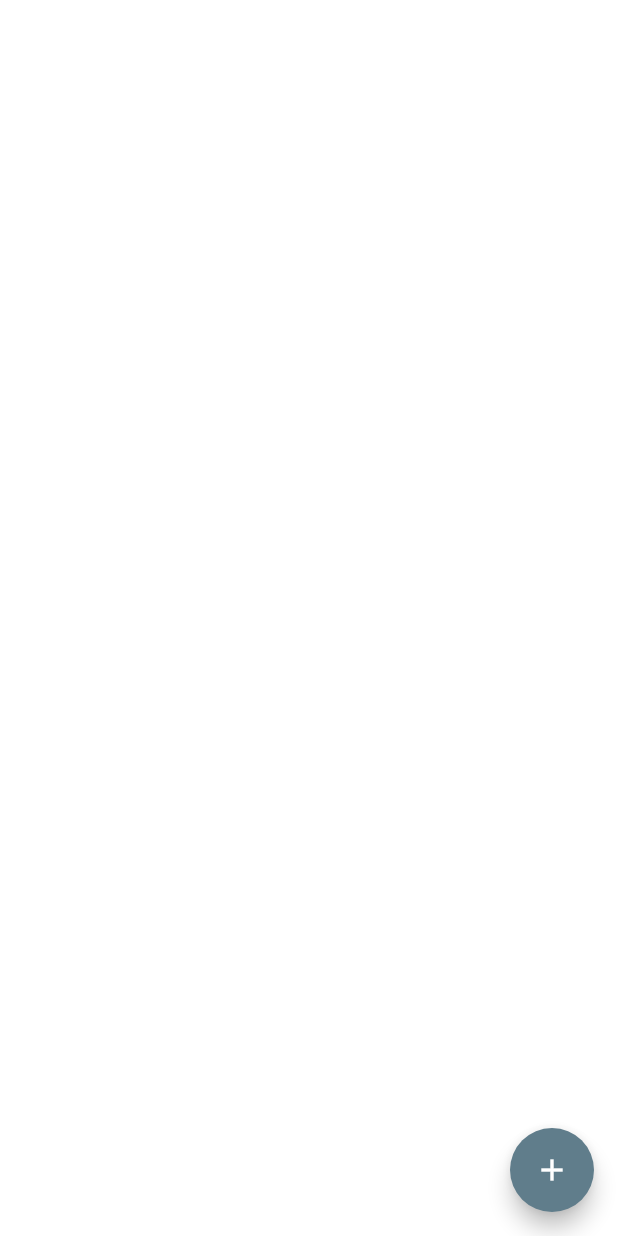
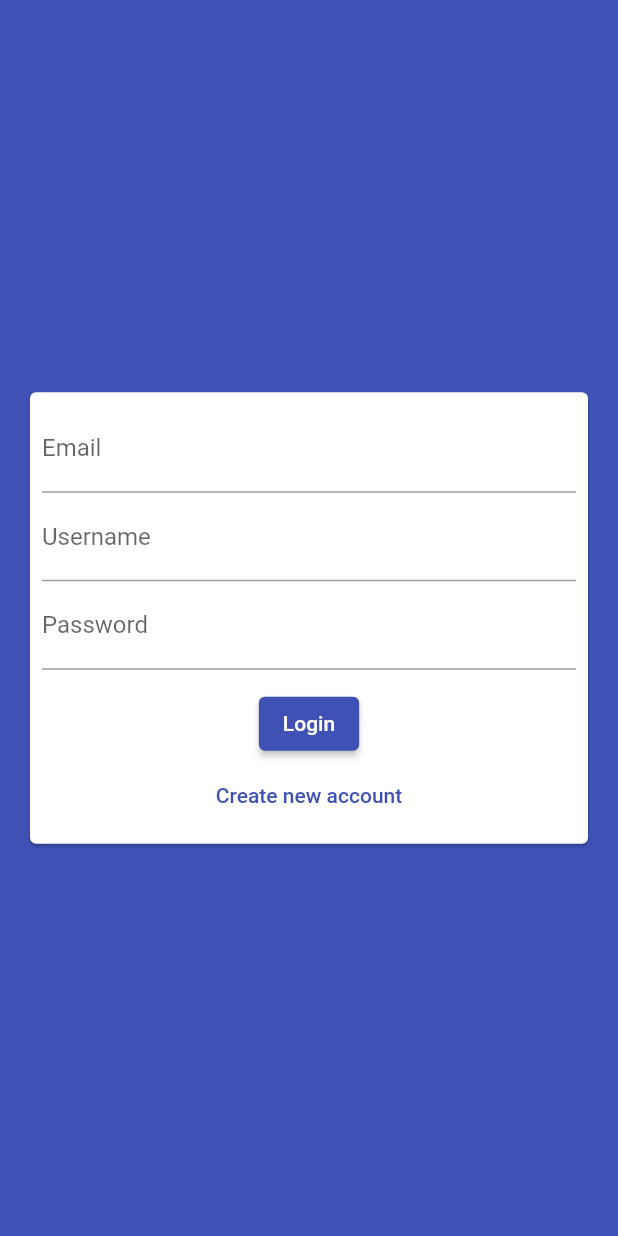
Before and after one commit to Roopaish/Flutter-RoadMap, a Flutter app: the screen it shows after launch, on a phone screen of 412 x 824 dp. Run offline on Flutter 3.47's test engine with Material 2 defaults, Android fonts, the light colour scheme and no system bars; our stand-ins replace cloud_firestore, firebase_core, image_picker, location, shared_preferences, sqflite; accounts and stored records are empty.

Commit message:
Auth screen setup

```diff
--- a/lib/chat/chat.dart
+++ b/lib/chat/chat.dart
@@ -3,6 +3,7 @@
 import 'package:firebase_core/firebase_core.dart';
 
 import 'screens/chat_screen.dart';
+import 'screens/auth_screen.dart';
 
 class ChatApp extends StatelessWidget {
   const ChatApp({Key? key}) : super(key: key);
@@ -14,7 +15,7 @@
     //   // Initialize FlutterFire:
     //   future: _initialization,
     //   builder: (context, appSnapshot) {
-    return ChatScreen();
+    return AuthScreen();
     // },
     // );
   }
--- a/lib/chat/screens/auth_screen.dart
+++ b/lib/chat/screens/auth_screen.dart
@@ -0,0 +1,20 @@
+import 'package:flutter/material.dart';
+
+import '../widgets/auth/auth_form.dart';
+
+class AuthScreen extends StatefulWidget {
+  const AuthScreen({ Key? key }) : super(key: key);
+
+  @override
+  _AuthScreenState createState() => _AuthScreenState();
+}
+
+class _AuthScreenState extends State<AuthScreen> {
+  @override
+  Widget build(BuildContext context) {
+    return Scaffold(
+      backgroundColor: Theme.of(context).primaryColor,
+      body: AuthForm(),
+    );
+  }
+}
--- /dev/null
+++ b/lib/chat/widgets/auth/auth_form.dart
@@ -0,0 +1,62 @@
+import 'package:flutter/material.dart';
+
+class AuthForm extends StatefulWidget {
+  const AuthForm({Key? key}) : super(key: key);
+
+  @override
+  _AuthFormState createState() => _AuthFormState();
+}
+
+class _AuthFormState extends State<AuthForm> {
+  @override
+  Widget build(BuildContext context) {
+    return Center(
+      child: Card(
+        margin: EdgeInsets.all(20),
+        child: SingleChildScrollView(
+          child: Padding(
+            padding: EdgeInsets.all(8),
+            child: Form(
+              child: Column(
+                mainAxisSize: MainAxisSize.min,
+                children: [
+                  TextFormField(
+                    keyboardType: TextInputType.emailAddress,
+                    decoration: InputDecoration(
+                      labelText: 'Email',
+                    ),
+                  ),
+                  TextFormField(
+                    decoration: InputDecoration(
+                      labelText: 'Username',
+                    ),
+                  ),
+                  TextFormField(
+                    decoration: InputDecoration(
+                      labelText: 'Password',
+                    ),
+                    obscureText: true,
+                  ),
+                  SizedBox(
+                    height: 12,
+                  ),
+                  ElevatedButton(
+                    onPressed: () {},
+                    child: Text('Login'),
+                  ),
+                  TextButton(
+                    child: Text('Create new account'),
+                    onPressed: () {},
+                    style: TextButton.styleFrom(
+                      primary: Theme.of(context).primaryColor,
+                    ),
+                  ),
+                ],
+              ),
+            ),
+          ),
+        ),
+      ),
+    );
+  }
+}
--- a/lib/main.dart
+++ b/lib/main.dart
@@ -161,7 +161,16 @@
         home: ChatApp(),
         theme: ThemeData(
           primarySwatch: Colors.indigo,
+          backgroundColor: Colors.deepPurple,
           accentColor: Colors.blueGrey,
+          accentColorBrightness: Brightness.dark,
+          buttonTheme: ButtonTheme.of(context).copyWith(
+            buttonColor: Colors.indigo,
+            textTheme: ButtonTextTheme.primary,
+            shape: RoundedRectangleBorder(
+              borderRadius: BorderRadius.circular(20),
+            ),
+          ),
           canvasColor: Color.fromRGBO(255, 255, 255, 1),
           fontFamily: 'Raleway',
           appBarTheme: AppBarTheme(
```
Also changed, not shown: 1 other file.
